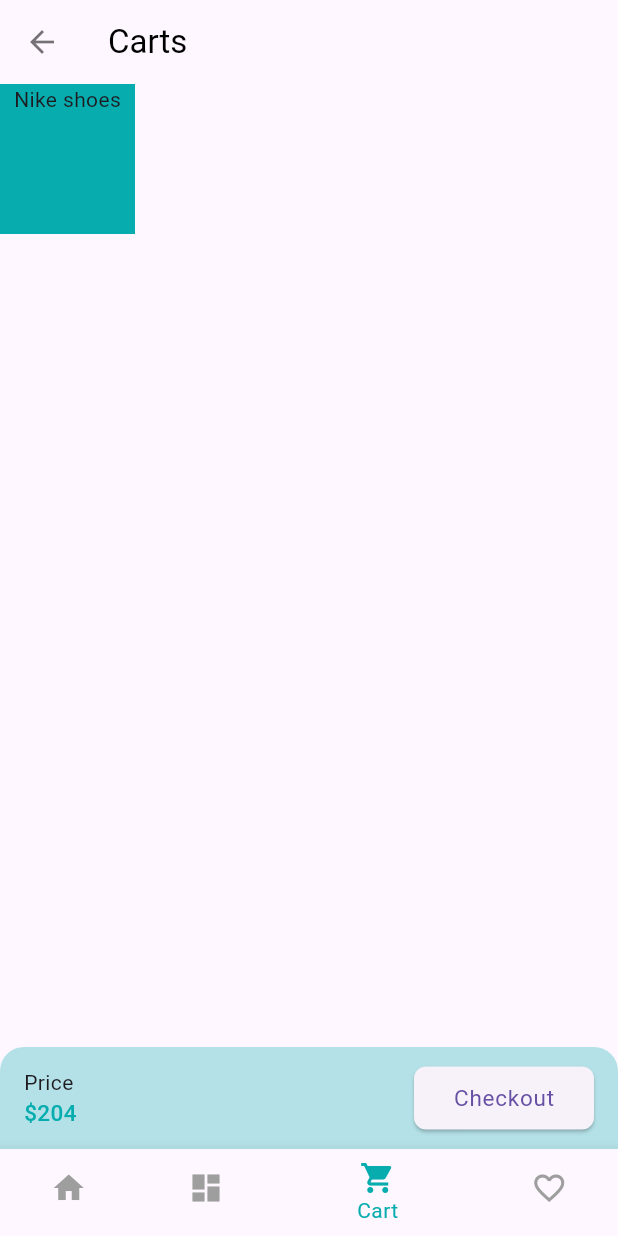
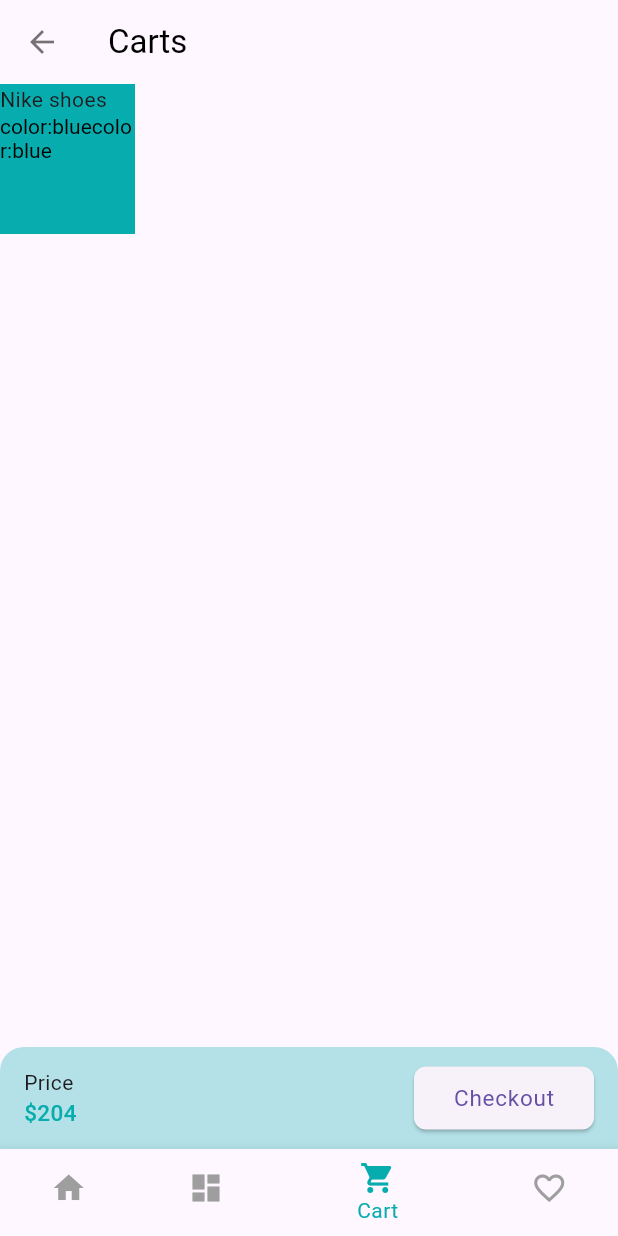
Before and after one commit to Rokeya17/craftybay, a Flutter app: the screen it shows after launch, item 3 of the bottom bar chosen, on a phone screen of 412 x 824 dp. Run offline on Flutter 3.47's test engine with Material 3 defaults, Android fonts, the phone set to English and light mode, and no system bars; our stand-ins replace carousel_slider, flutter_svg, get, pin_code_fields.

Commit message:
Cart UI screen,

```diff
--- a/lib/presentation/ui/screens/cart_screen.dart
+++ b/lib/presentation/ui/screens/cart_screen.dart
@@ -45,10 +45,19 @@ class _CartScreenState extends State<CartScreen> {
                         color: AppColors.primaryColor,
                         child: Column(
                           children: [
-                            const Text('Nike shoes'),
+                            Row(
+                              children: [
+                                const Text('Nike shoes'),
+                              ],
+                            ),
                             RichText(
-                                text: const TextSpan(
-                                    style: TextStyle(color: Colors.black)))
+                              text: const TextSpan(
+                                  style: TextStyle(color: Colors.black),
+                                  children: [
+                                    TextSpan(text: 'color:blue'),
+                                    TextSpan(text: 'color:blue')
+                                  ]),
+                            ),
                           ],
                         ),
                       ),
```
Also changed, not shown: lib/presentation/state_holders/new_product_controller.dart (added, +30 -0 lines).
